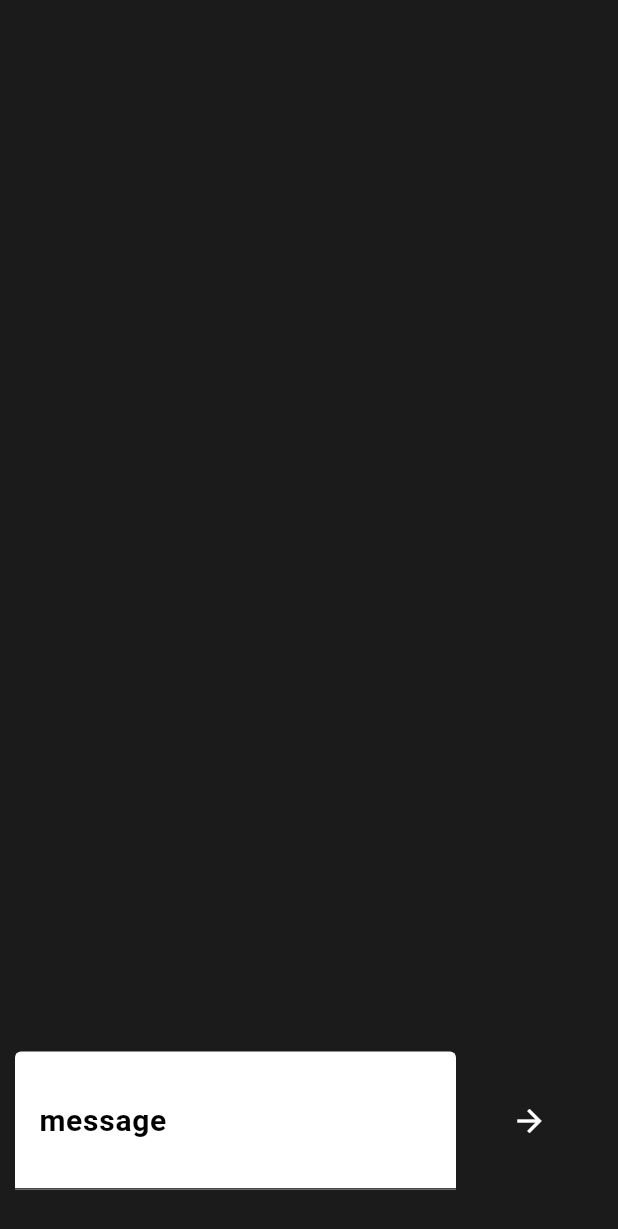
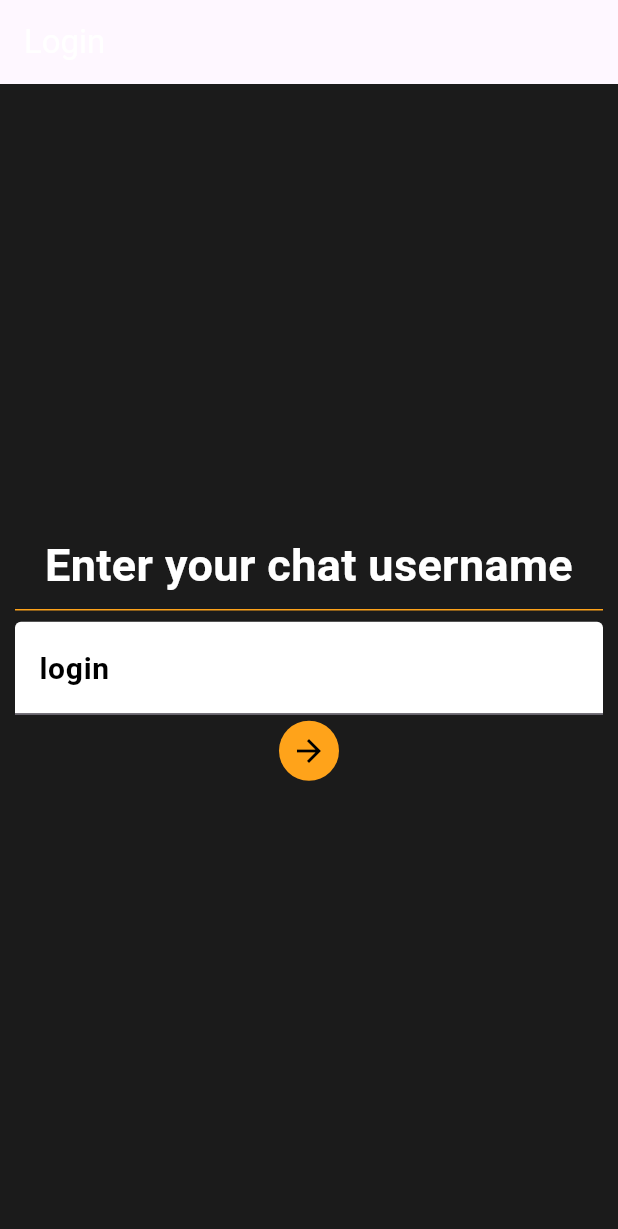
Before and after one commit to DonErnest/chat_demo, a Flutter app: the screen it shows after launch, after a tap on the "arrow forward" icon, on a phone screen of 412 x 824 dp. Shown: the top 1229 px of the screen. Run offline on Flutter 3.47's test engine with Material 3 defaults, Android fonts, the phone set to English and light mode, and no system bars; missing offline and left inert: dart:ffi; network calls fail.

Commit message:
added logout page and username setting, refactored code, mode local Datetime operations into getter to have a consistent database and clean operations

```diff
--- a/lib/api.dart
+++ b/lib/api.dart
@@ -1 +1,21 @@
+import 'dart:convert';
+
+import 'package:http/http.dart';
+
 const String url = "http://146.185.154.90:8000/messages";
+
+Future<dynamic> fetchMessages(DateTime? lastMessageDateTime) async {
+  final uri = lastMessageDateTime != null
+      ? Uri.parse('${url}?datetime=${lastMessageDateTime.toIso8601String()}')
+      : Uri.parse(url);
+
+  try {
+    final response = await get(uri);
+    if (response.statusCode == 200) {
+      final List<dynamic> jsonData = jsonDecode(response.body);
+      return jsonData;
+    }
+  } catch (error) {
+    return [];
+  }
+}
--- a/lib/messenger.dart
+++ b/lib/messenger.dart
@@ -1,13 +1,11 @@
-import 'dart:async';
-import 'dart:convert';
+import 'dart:ffi';
 
+import 'package:chat_demo/screens/login_screen.dart';
 import 'package:flutter/material.dart';
 import 'package:chat_demo/enums.dart';
 import 'package:chat_demo/screens/messages_screen.dart';
-import 'package:http/http.dart';
 
-import 'api.dart';
-import 'models/message.dart';
+import 'models/destination.dart';
 
 class MessengerPrototype extends StatefulWidget {
   const MessengerPrototype({super.key});
@@ -17,91 +15,65 @@ class MessengerPrototype extends StatefulWidget {
 }
 
 class _MessengerPrototypeState extends State<MessengerPrototype> {
-  Screen curScreen = Screen.contact;
-  String username = "Unabomber";
+  Screen curScreen = Screen.login;
+  String username = "";
 
-  List<Message> messages = [];
-  DateTime? lastMessageDateTime;
-  bool needsScroll = false;
-
-  Timer? _timer;
-
-  Future<dynamic> fetchMessages() async {
-    final uri = lastMessageDateTime != null
-        ? Uri.parse(
-            '${url}?datetime=${lastMessageDateTime!.toUtc().toIso8601String()}')
-        : Uri.parse(url);
-
-    try {
-      final response = await get(uri);
-      if (response.statusCode == 200) {
-        final List<dynamic> jsonData = jsonDecode(response.body);
-        return jsonData;
-      }
-    } catch (error) {
-      return [];
-    }
-  }
-
-  Future<void> getMessages() async {
-    final rawData = await fetchMessages();
-    if (rawData.length != 0) {
-      setState(() {
-        var newMessages = List<Message>.from(
-            rawData.map((json) => Message.fromJson(json)).toList());
-        if (newMessages.isNotEmpty) {
-          lastMessageDateTime = newMessages.last.datetime;
-          needsScroll = true;
-        }
-        messages = messages + newMessages;
-      });
-    }
-    ;
-  }
-
-  void startFetching() async {
-    _timer = Timer.periodic(const Duration(seconds: 5), (Timer timer) async {
-      await getMessages();
-      print(
-          "messages fetched, ${messages.length}, last: ${messages.last.datetime}");
+  void loginSet(String login) {
+    setState(() {
+      username = login;
+      curScreen = Screen.contact;
     });
   }
 
-  @override
-  void initState() {
-    super.initState();
-    startFetching();
-  }
-
-  @override
-  void dispose() {
-    _timer?.cancel(); // Cancel the timer when the widget is disposed
-    super.dispose();
-  }
-
-  void dataFetched() {}
-
-  void setLastDateTime(DateTime datetime) {
+  void logout() {
     setState(() {
-      lastMessageDateTime = datetime;
+      curScreen = Screen.login;
+      username = "";
     });
   }
 
-  void updateMessages(List<Message> newMessages) {
-    setState(() {
-      messages = messages + newMessages;
-    });
+
+  List<Destination> get destinations =>
+      [
+        Destination(
+            screen: Screen.login,
+            appBarTitle: Text("Login", style: TextStyle(color: Colors.white),),
+            appBarActions: [],
+            body: LoginScreen(onLoginEntered: loginSet)
+        ),
+        Destination(
+            screen: Screen.contact,
+            appBarTitle: Text(
+              username, style: TextStyle(color: Colors.white),),
+            appBarActions: [
+              IconButton(
+                icon: Icon(Icons.exit_to_app),
+                onPressed: logout,
+                style: const ButtonStyle(
+                  backgroundColor: WidgetStatePropertyAll<Color>(
+                      Color.fromRGBO(255, 163, 26, 1)),
+                  foregroundColor: WidgetStatePropertyAll<Color>(Colors.black),
+                ),
+              ),
+            ],
+            body: ContactMessagesScreen(username: username,)
+        )
+      ];
+
+  Destination getCurrentDestination(Screen screen) {
+    return destinations.firstWhere((dest) => dest.screen == screen);
   }
 
   @override
   Widget build(BuildContext context) {
-    Widget screen = ContactMessagesScreen(
-      username: username,
-    );
-
+    var destination = getCurrentDestination(curScreen);
     return MaterialApp(
       home: Scaffold(
-        body: screen,
+        appBar: AppBar(
+          title: destination.appBarTitle,
+          actions: destination.appBarActions,
+        ),
+        body: destination.body,
       ),
     );
   }
--- /dev/null
+++ b/lib/models/destination.dart
@@ -0,0 +1,16 @@
+import 'package:chat_demo/enums.dart';
+import 'package:flutter/cupertino.dart';
+
+class Destination {
+  final Screen screen;
+  final Widget appBarTitle;
+  final Widget body;
+
+  final List<Widget> appBarActions;
+
+  const Destination(
+      {required this.screen,
+      required this.appBarTitle,
+      required this.body,
+      required this.appBarActions});
+}
--- a/lib/models/message.dart
+++ b/lib/models/message.dart
@@ -14,7 +14,7 @@ class Message {
       id: json["_id"],
       message: json["message"],
       author: json["author"],
-      datetime: DateTime.parse(json["datetime"]).toLocal(),
+      datetime: DateTime.parse(json["datetime"]),
     );
   }
 
@@ -25,6 +25,8 @@ class Message {
       required this.datetime})
       : id = id ?? uuid.v4();
 
-  String get sentDisplay =>
-      "${zeroPad(this.datetime.hour)}:${zeroPad(this.datetime.minute)} ${zeroPad(this.datetime.day)}.${zeroPad(this.datetime.month)}.${this.datetime.year.toString().substring(2)}";
+  String get sentDisplay {
+    var localizedDatetime = datetime.toLocal();
+    return "${zeroPad(localizedDatetime.hour)}:${zeroPad(localizedDatetime.minute)} ${zeroPad(localizedDatetime.day)}.${zeroPad(localizedDatetime.month)}.${localizedDatetime.year.toString().substring(2)}";
+  }
 }
--- /dev/null
+++ b/lib/screens/login_screen.dart
@@ -0,0 +1,81 @@
+import 'package:chat_demo/widgets/canvas.dart';
+import 'package:flutter/material.dart';
+
+class LoginScreen extends StatefulWidget {
+  final void Function(String login) onLoginEntered;
+
+  const LoginScreen({super.key, required this.onLoginEntered});
+
+  @override
+  State<LoginScreen> createState() => _LoginScreenState();
+}
+
+class _LoginScreenState extends State<LoginScreen> {
+  TextEditingController? _loginController;
+  String? _newLogin;
+
+  @override
+  void initState() {
+    _loginController = TextEditingController();
+    super.initState();
+  }
+
+
+  @override
+  Widget build(BuildContext context) {
+    return MessengerCanvas(
+      widget: Center(
+        child: Column(
+          mainAxisAlignment: MainAxisAlignment.center,
+          crossAxisAlignment: CrossAxisAlignment.center,
+          children: [
+            Text(
+              "Enter your chat username",
+              textAlign: TextAlign.center,
+              style: TextStyle(
+                color: Colors.white,
+                fontWeight: FontWeight.bold,
+                fontSize: 30,
+              ),
+            ),
+            Divider(
+              color: Color.fromRGBO(255, 163, 26, 1),
+            ),
+            TextField(
+              controller: _loginController,
+              onChanged: (value) => setState(() => _newLogin = value),
+              maxLines: 1,
+              style: TextStyle(color: Colors.black, fontSize: 20),
+              decoration: const InputDecoration(
+                label: Text(
+                  "login",
+                  style: TextStyle(
+                    color: Colors.black,
+                    fontSize: 20,
+                    fontWeight: FontWeight.bold,
+                  ),
+                ),
+                filled: true,
+                fillColor: Colors.white,
+                focusColor: Colors.white,
+              ),
+            ),
+            IconButton(
+              onPressed: () => {
+                if (_newLogin != null) {
+                  widget.onLoginEntered(_newLogin!)
+                }
+              },
+              icon: Icon(Icons.arrow_forward),
+              style: const ButtonStyle(
+                backgroundColor: WidgetStatePropertyAll<Color>(
+                    Color.fromRGBO(255, 163, 26, 1)),
+                foregroundColor: WidgetStatePropertyAll<Color>(Colors.black),
+              ),
+            ),
+          ],
+        ),
+      ),
+    );
+  }
+}
--- a/lib/screens/messages_screen.dart
+++ b/lib/screens/messages_screen.dart
@@ -1,5 +1,4 @@
 import 'dart:async';
-import 'dart:convert';
 
 import 'package:chat_demo/api.dart';
 import 'package:chat_demo/models/message.dart';
@@ -28,24 +27,8 @@ class _ContactMessagesScreenState extends State<ContactMessagesScreen> {
 
   Timer? _timer;
 
-  Future<dynamic> fetchMessages() async {
-    final uri = lastMessageDateTime != null
-        ? Uri.parse('${url}?datetime=${lastMessageDateTime!.toUtc().toIso8601String()}')
-        : Uri.parse(url);
-
-    try {
-      final response = await get(uri);
-      if (response.statusCode == 200) {
-        final List<dynamic> jsonData = jsonDecode(response.body);
-        return jsonData;
-      }
-    } catch (error) {
-      return [];
-    }
-  }
-
   Future<void> getMessages() async {
-    final rawData = await fetchMessages();
+    final rawData = await fetchMessages(lastMessageDateTime);
     if (rawData.length != 0) {
       setState(() {
         var newMessages = List<Message>.from(
@@ -67,7 +50,6 @@ class _ContactMessagesScreenState extends State<ContactMessagesScreen> {
   void startFetching() async {
     _timer = Timer.periodic(const Duration(seconds: 5), (Timer timer) async {
       await getMessages();
-      print("messages fetched, ${messages.length}, last: ${messages.last.datetime}");
     });
   }
 
```
